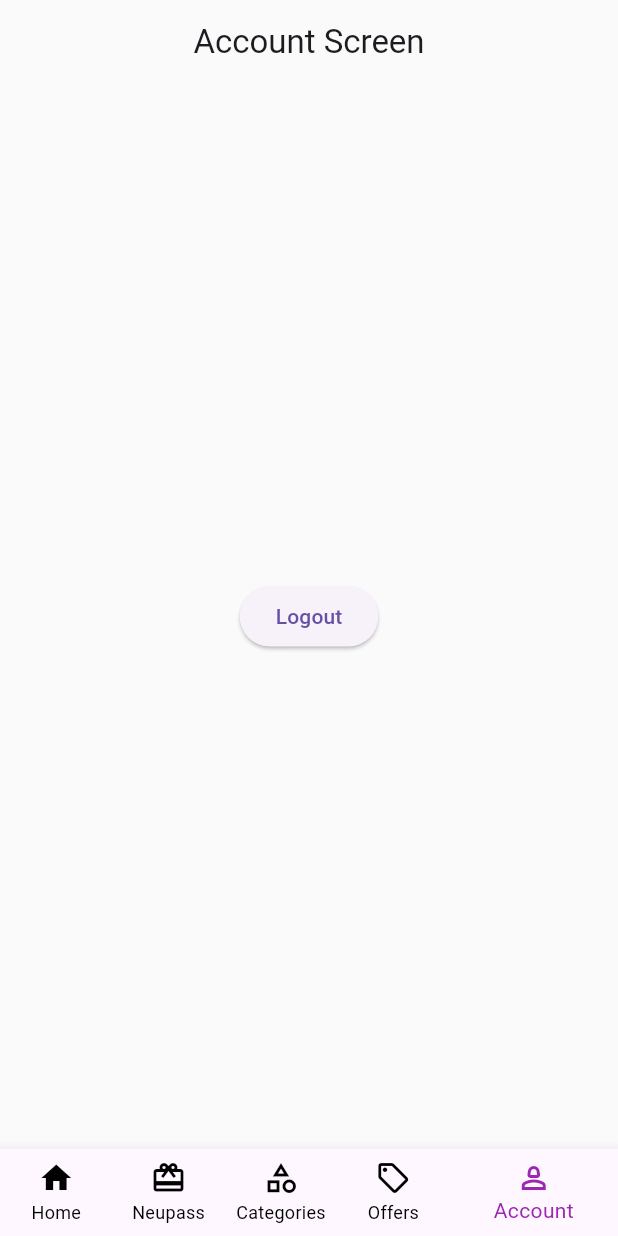
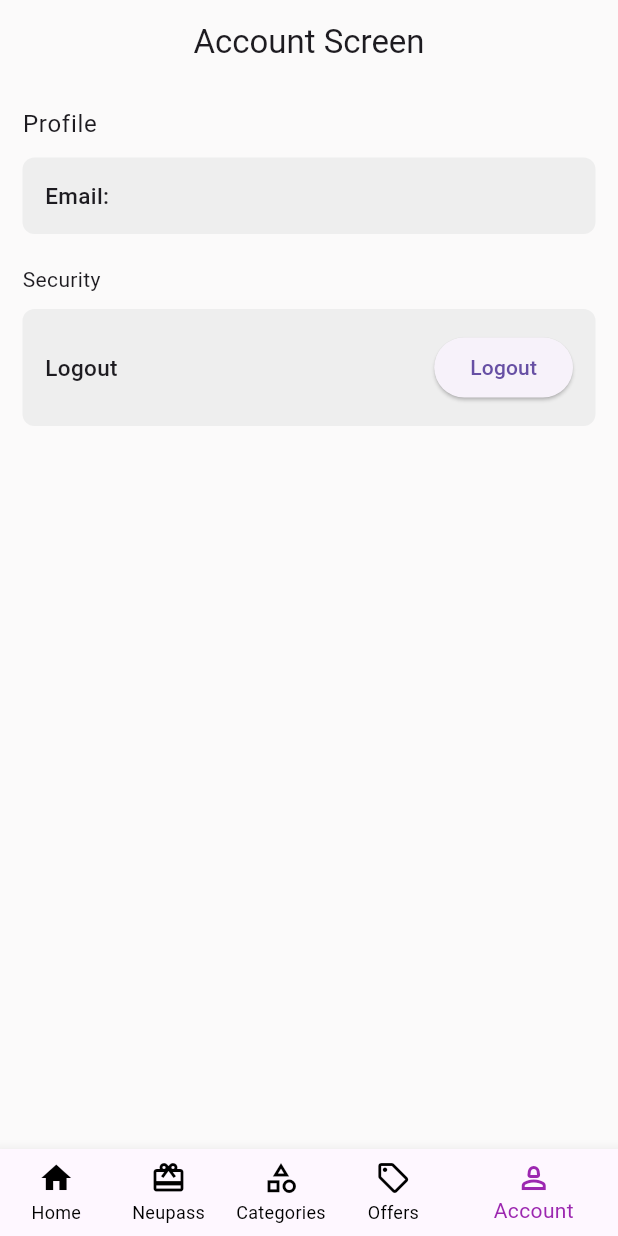
Before and after one commit to BRL-TRAINEES/tata_neu_app, a Flutter app: the screen it shows once a user with an empty profile is signed in, swiped to page 5, on a phone screen of 412 x 824 dp. Run offline on Flutter 3.47's test engine with Material 3 defaults, Android fonts, the phone set to English and light mode, and no system bars; our stand-ins replace animated_splash_screen, carousel_slider, firebase_auth, firebase_core, flutter_riverpod, font_awesome_flutter and 6 more; accounts and stored records are empty; network calls fail.

Commit message:
minor changes

```diff
--- a/lib/ui/screens/accountscreen.dart
+++ b/lib/ui/screens/accountscreen.dart
@@ -7,34 +7,79 @@ class Accountscreen extends StatelessWidget {
   const Accountscreen({super.key});
 
   void logout(BuildContext context) async {
-    {
-      await FirebaseAuth.instance.signOut();
-      Get.offAll(() =>  LoginPage());
-    }
+    await FirebaseAuth.instance.signOut();
+    Get.offAll(()=>LoginPage());
   }
 
   @override
   Widget build(BuildContext context) {
+    final user = FirebaseAuth.instance.currentUser;
+
     return Scaffold(
       appBar: AppBar(
         title: const Text('Account Screen'),
         centerTitle: true,
       ),
-      body: Center(
+      body: Padding(
+        padding: const EdgeInsets.all(15.0),
+        child: Column(
+          crossAxisAlignment: CrossAxisAlignment.start,
+          children: [
+            Text(
+              'Profile',
+              style: Theme.of(context).textTheme.bodyLarge,
+            ),
+            const SizedBox(height: 10),
+            Container(
+              padding: const EdgeInsets.all(15.0),
+              decoration: BoxDecoration(
+                color: Colors.grey[200],
+                borderRadius: BorderRadius.circular(8),
+              ),
+              child: Row(
+                mainAxisAlignment: MainAxisAlignment.spaceBetween,
+                children: [
+                  const Text(
+                    'Email:',
+                    style: TextStyle(fontSize: 15, fontWeight: FontWeight.w500),
+                  ),
+                  Text(
+                    user?.email ?? '**Free User**',
+                    style: const TextStyle(fontSize: 15),
+                  ),
+                ],
+              ),
+            ),
+            const SizedBox(height: 20),
 
-          child:
-
-            ElevatedButton(
-              onPressed: () => logout(context),
-              child: const Text('Logout'),
-
-
-
-
+            Text(
+              'Security',
+              style: Theme.of(context).textTheme.bodyMedium,
             ),
+            const SizedBox(height: 10),
+            Container(
+              padding: const EdgeInsets.all(15),
+              decoration: BoxDecoration(
+                color: Colors.grey[200],
+                borderRadius: BorderRadius.circular(8),
+              ),
+              child: Row(
+                mainAxisAlignment: MainAxisAlignment.spaceBetween,
+                children: [
+                  const Text(
+                    'Logout',
+                    style: TextStyle(fontSize: 15, fontWeight: FontWeight.w500),
+                  ),
+                  ElevatedButton(
+                    onPressed: () => logout(context),
+                    child: const Text('Logout'),
+                  ),
+                ],
+              ),
+            ),
+          ],
+        ),
       ),
-        );
-
-
+    );
   }
 }
--- a/lib/ui/screens/firstscreen.dart
+++ b/lib/ui/screens/firstscreen.dart
@@ -9,7 +9,7 @@ import 'package:tata_neu/ui/widgets/grid.dart';
 import 'package:tata_neu/ui/widgets/iconslider.dart';
 import 'package:tata_neu/ui/widgets/imageiconslider.dart';
 import 'package:tata_neu/ui/widgets/sliderimage.dart';
-import 'package:tata_neu/geolocater/geoproviders.dart'; // Import the geoproviders file
+import 'package:tata_neu/geolocater/geoproviders.dart';
 
 final isTextFieldFocusedProvider = StateProvider<bool>((ref) => false);
 
@@ -28,7 +28,7 @@ class Firstscreen extends ConsumerWidget {
       focusNode.unfocus();
     });
 
-    final addressAsyncValue = ref.watch(addressProvider); // Watch the addressProvider
+    final addressAsyncValue = ref.watch(addressProvider);
 
     return Scaffold(
         body: CustomScrollView(slivers: [
@@ -112,7 +112,7 @@ class Firstscreen extends ConsumerWidget {
                             ? placemarks.first.locality! : 'No address found', style: TextStyle(fontSize: 11),);
 
                         },
-                        loading: () => const CircularProgressIndicator(),
+                        loading: () => Text('Loading Location'),
                         error: (err, stack) => Text(
                           'Error: $err',
                           style: TextStyle(color: Colors.red),
```
Also changed, not shown: lib/firebase/loginservices.dart/Signup.dart (+51 -2 lines).
